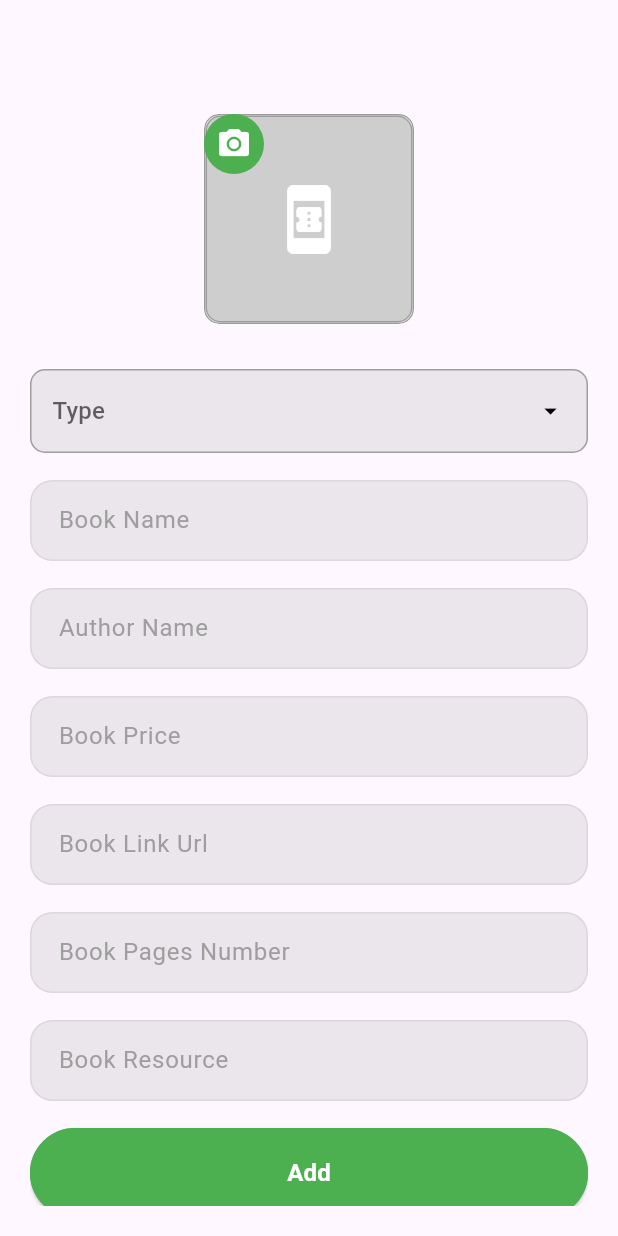
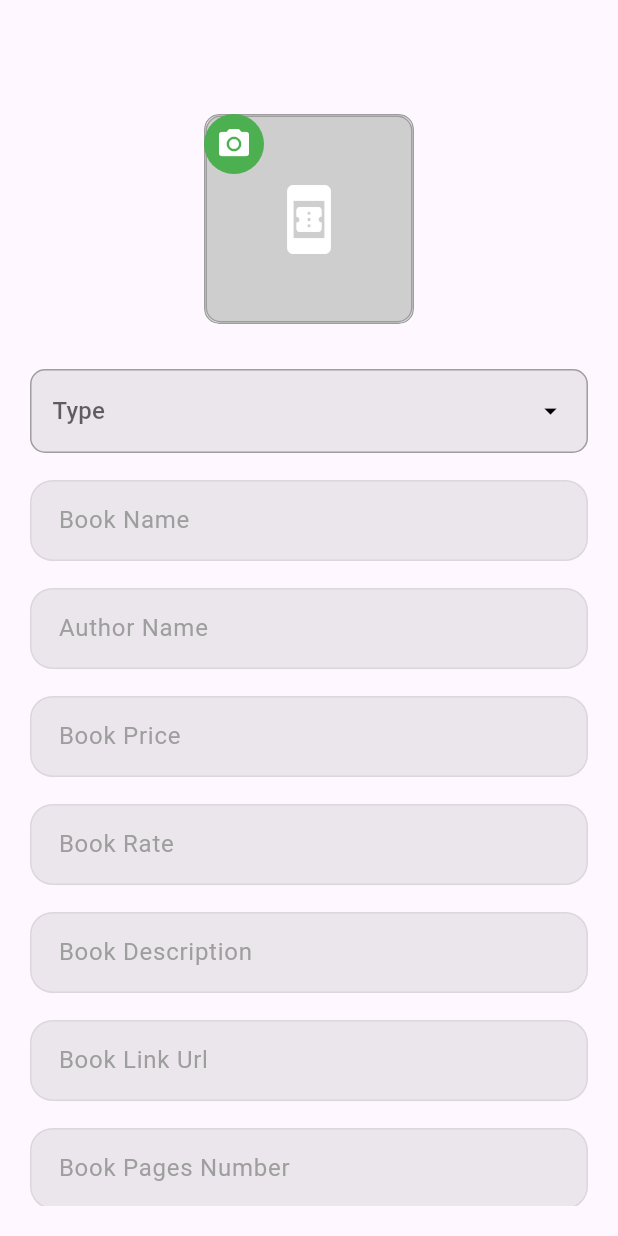
Before and after one commit to mostafaahmedbahr/task_2_admin, a Flutter app: the screen it shows after launch, on a phone screen of 412 x 824 dp. Run offline on Flutter 3.47's test engine with Material 3 defaults, Android fonts, the phone set to English and light mode, and no system bars; drawn by our look-alikes of dropdown_button2; our stand-ins replace cloud_firestore, file_picker, firebase_auth, firebase_core, firebase_storage, flutter_bloc and 2 more; accounts and stored records are empty.

Commit message:
last edit3

```diff
--- a/lib/home/cubit/cubit.dart
+++ b/lib/home/cubit/cubit.dart
@@ -59,6 +59,9 @@ class HomeCubit extends Cubit<HomeStates> {
   var bookLinkCon = TextEditingController();
   var bookPagesNumberCon = TextEditingController();
   var bookResourceCon = TextEditingController();
+  var bookRateCon = TextEditingController();
+  var bookDesCon = TextEditingController();
+
 
 
 
@@ -72,6 +75,8 @@ class HomeCubit extends Cubit<HomeStates> {
     required String bookUrl,
     required String bookPagesNumber,
     required String bookResource,
+    required String bookRate,
+    required String bookDes,
   })
   {
     emit(AddBookLoadingState());
@@ -86,6 +91,8 @@ class HomeCubit extends Cubit<HomeStates> {
           "bookUrl" : bookUrl,
           "bookResource" : bookResource,
           "bookPagesNumber" : bookPagesNumber,
+          "bookRate" : bookRate,
+          "des" : bookDes,
         }
     ).then((value)
     {
--- a/lib/home/home_screen.dart
+++ b/lib/home/home_screen.dart
@@ -31,6 +31,10 @@ class _HomeScreenState extends State<HomeScreen> {
           HomeCubit.get(context).bookAuthorNameCon.clear();
           HomeCubit.get(context).bookNameCon.clear();
           HomeCubit.get(context).bookLinkCon.clear();
+          HomeCubit.get(context).bookDesCon.clear();
+          HomeCubit.get(context).bookRateCon.clear();
+          HomeCubit.get(context).bookPagesNumberCon.clear();
+          HomeCubit.get(context).bookResourceCon.clear();
         }
       },
 
@@ -177,9 +181,10 @@ class _HomeScreenState extends State<HomeScreen> {
                 const SizedBox(
                   height: 18,
                 ),
+
                 CustomTextFormField(
                   controller: HomeCubit.get(context).bookAuthorNameCon,
-                  keyboardType: TextInputType.emailAddress,
+                  keyboardType: TextInputType.text,
                   hintText: "Author Name",
                 ),
                 const SizedBox(
@@ -189,6 +194,22 @@ class _HomeScreenState extends State<HomeScreen> {
                   keyboardType : TextInputType.number,
                   controller: HomeCubit.get(context).bookPriceCon,
                   hintText: "Book Price",
+                ),
+                const SizedBox(
+                  height: 18,
+                ),
+                CustomTextFormField(
+                  keyboardType : TextInputType.number,
+                  controller: HomeCubit.get(context).bookRateCon,
+                  hintText: "Book Rate",
+                ),
+                const SizedBox(
+                  height: 18,
+                ),
+                CustomTextFormField(
+                  keyboardType : TextInputType.text,
+                  controller: HomeCubit.get(context).bookDesCon,
+                  hintText: "Book Description",
                 ),
                 const SizedBox(
                   height: 18,
@@ -247,6 +268,8 @@ class _HomeScreenState extends State<HomeScreen> {
                             bookUrl :  HomeCubit.get(context).bookLinkCon.text.toString(),
                           bookResource :  HomeCubit.get(context).bookResourceCon.text.toString(),
                           bookPagesNumber :  HomeCubit.get(context).bookPagesNumberCon.text.toString(),
+                          bookDes :  HomeCubit.get(context).bookDesCon.text.toString(),
+                          bookRate :  HomeCubit.get(context).bookRateCon.text.toString(),
                         );
                         // if (formKey2.currentState!.validate()) {
                         //   HomeCubit.get(context).addNewBook(
```
